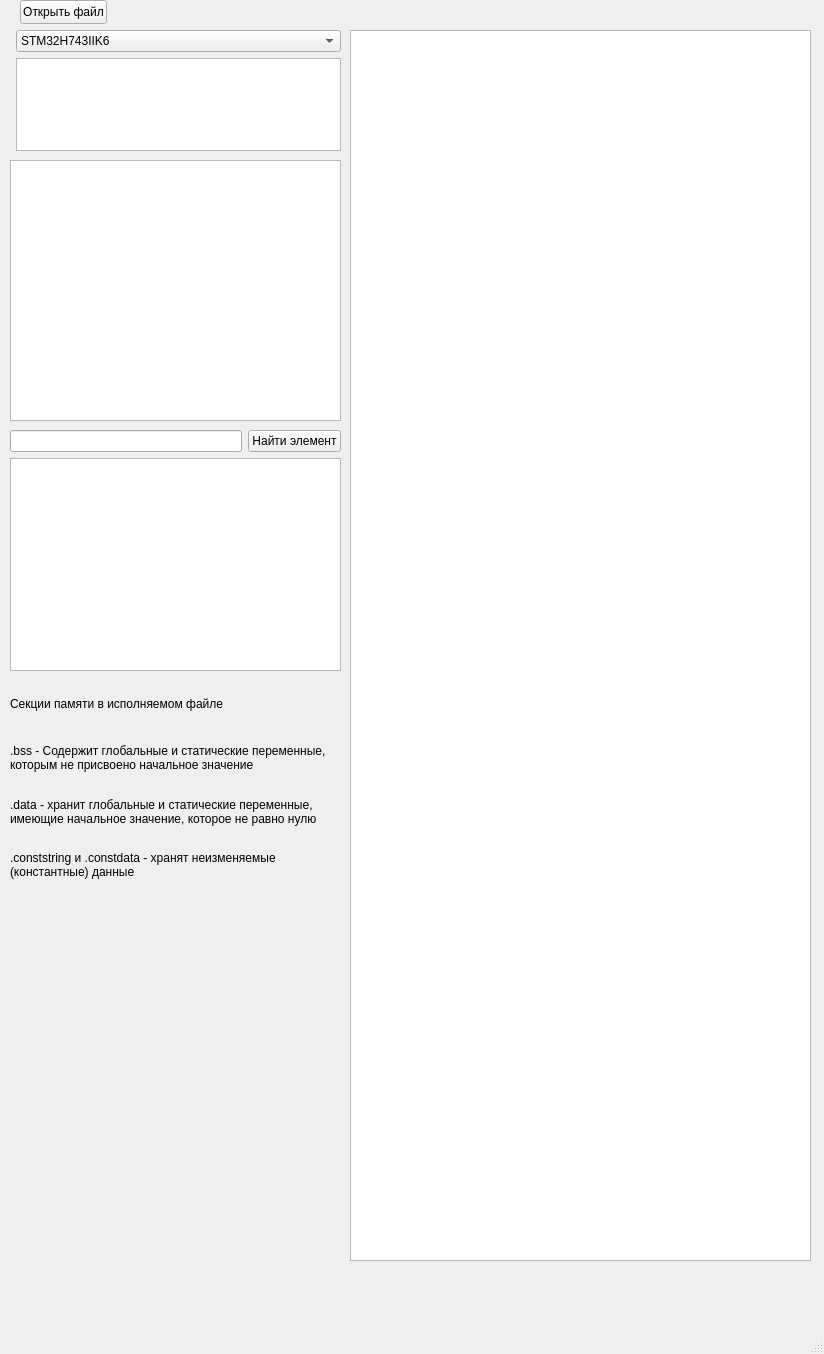
This is QtProj/mapAnalizer/map_analizer/mainwindow.ui in twentyoneh/CPPproj as Qt 5 draws it before an edit. The edited form follows.
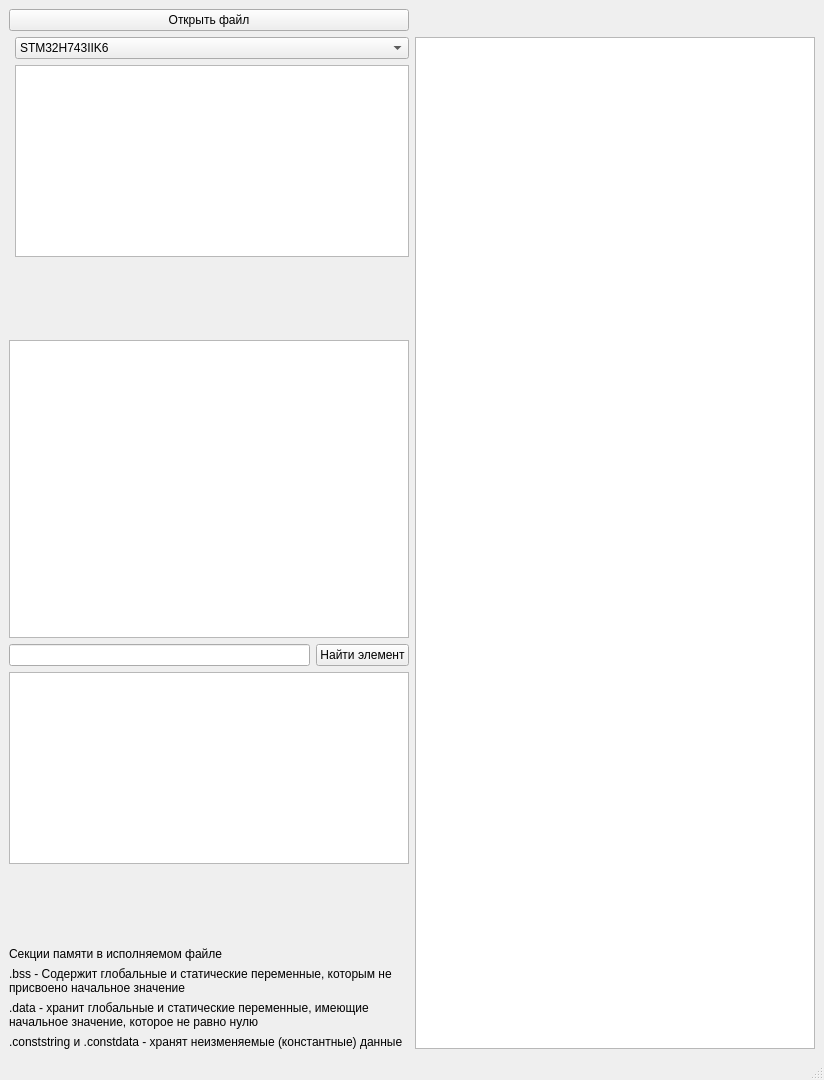
This is the edited form.

```diff
--- a/QtProj/mapAnalizer/map_analizer/mainwindow.ui
+++ b/QtProj/mapAnalizer/map_analizer/mainwindow.ui
@@ -7,77 +7,28 @@
     <x>0</x>
     <y>0</y>
     <width>824</width>
-    <height>1354</height>
+    <height>1080</height>
    </rect>
   </property>
   <property name="windowTitle">
    <string>MainWindow</string>
   </property>
   <widget class="QWidget" name="centralwidget">
+   <property name="sizePolicy">
+    <sizepolicy hsizetype="Preferred" vsizetype="Preferred">
+     <horstretch>0</horstretch>
+     <verstretch>0</verstretch>
+    </sizepolicy>
+   </property>
+   <layout class="QGridLayout" name="gridLayout_5">
+    <item row="2" column="0">
    <widget class="QListWidget" name="stateInfoList">
-    <property name="geometry">
-     <rect>
-      <x>10</x>
-      <y>160</y>
-      <width>331</width>
-      <height>261</height>
-     </rect>
-    </property>
     <property name="verticalScrollMode">
      <enum>QAbstractItemView::ScrollMode::ScrollPerPixel</enum>
     </property>
    </widget>
-   <widget class="QWidget" name="formLayoutWidget">
-    <property name="geometry">
-     <rect>
-      <x>10</x>
-      <y>30</y>
-      <width>331</width>
-      <height>121</height>
-     </rect>
-    </property>
-    <layout class="QFormLayout" name="formLayout">
-     <item row="1" column="1">
-      <widget class="QListWidget" name="buttonWidget"/>
-     </item>
-     <item row="0" column="1">
-      <widget class="QComboBox" name="comboBox">
-       <item>
-        <property name="text">
-         <string>STM32H743IIK6</string>
-        </property>
-       </item>
-       <item>
-        <property name="text">
-         <string>STM32F103C8T6</string>
-        </property>
-       </item>
-      </widget>
-     </item>
-    </layout>
-   </widget>
-   <widget class="QPushButton" name="OpenFile">
-    <property name="geometry">
-     <rect>
-      <x>20</x>
-      <y>0</y>
-      <width>87</width>
-      <height>24</height>
-     </rect>
-    </property>
-    <property name="text">
-     <string>Открыть файл</string>
-    </property>
-   </widget>
-   <widget class="QWidget" name="gridLayoutWidget_2">
-    <property name="geometry">
-     <rect>
-      <x>10</x>
-      <y>430</y>
-      <width>331</width>
-      <height>241</height>
-     </rect>
-    </property>
+    </item>
+    <item row="3" column="0">
     <layout class="QGridLayout" name="gridLayout_2">
      <item row="1" column="0">
       <widget class="QListWidget" name="variableInfoList">
@@ -100,75 +51,29 @@
        </item>
       </layout>
      </item>
-    </layout>
-   </widget>
-   <widget class="QWidget" name="gridLayoutWidget_4">
-    <property name="geometry">
-     <rect>
-      <x>10</x>
-      <y>680</y>
-      <width>329</width>
-      <height>209</height>
-     </rect>
-    </property>
-    <layout class="QGridLayout" name="gridLayout_4">
-     <item row="3" column="0">
-      <widget class="QLabel" name="label_3">
-       <property name="text">
-        <string>.conststring и .constdata - хранят неизменяемые (константные) данные </string>
-       </property>
-       <property name="scaledContents">
-        <bool>false</bool>
-       </property>
-       <property name="wordWrap">
-        <bool>true</bool>
-       </property>
-      </widget>
-     </item>
      <item row="1" column="0">
-      <widget class="QLabel" name="label">
-       <property name="text">
-        <string>.bss - Содержит глобальные и статические переменные, которым не присвоено начальное значение</string>
-       </property>
-       <property name="scaledContents">
-        <bool>false</bool>
-       </property>
-       <property name="wordWrap">
-        <bool>true</bool>
+       <widget class="QListWidget" name="variableInfoList">
+        <property name="verticalScrollMode">
+         <enum>QAbstractItemView::ScrollMode::ScrollPerPixel</enum>
        </property>
       </widget>
      </item>
      <item row="2" column="0">
-      <widget class="QLabel" name="label_2">
-       <property name="text">
-        <string>.data - хранит глобальные и статические переменные, имеющие начальное значение, которое не равно нулю</string>
-       </property>
-       <property name="scaledContents">
-        <bool>false</bool>
-       </property>
-       <property name="wordWrap">
-        <bool>true</bool>
-       </property>
-      </widget>
-     </item>
-     <item row="0" column="0">
-      <widget class="QLabel" name="label_4">
-       <property name="text">
-        <string>Секции памяти в исполняемом файле</string>
-       </property>
-      </widget>
-     </item>
-    </layout>
-   </widget>
-   <widget class="QWidget" name="gridLayoutWidget_3">
-    <property name="geometry">
-     <rect>
-      <x>350</x>
-      <y>30</y>
-      <width>461</width>
-      <height>1231</height>
-     </rect>
-    </property>
+       <spacer name="verticalSpacer_2">
+        <property name="orientation">
+         <enum>Qt::Orientation::Vertical</enum>
+        </property>
+        <property name="sizeHint" stdset="0">
+         <size>
+          <width>20</width>
+          <height>40</height>
+         </size>
+        </property>
+       </spacer>
+      </item>
+     </layout>
+    </item>
+    <item row="1" column="1" rowspan="4">
     <layout class="QGridLayout" name="gridLayout_3">
      <property name="sizeConstraint">
       <enum>QLayout::SizeConstraint::SetNoConstraint</enum>
@@ -205,7 +110,103 @@
       </widget>
      </item>
     </layout>
-   </widget>
+    </item>
+    <item row="1" column="0">
+     <layout class="QFormLayout" name="formLayout">
+      <item row="0" column="1">
+       <widget class="QComboBox" name="comboBox">
+        <item>
+         <property name="text">
+          <string>STM32H743IIK6</string>
+         </property>
+        </item>
+        <item>
+         <property name="text">
+          <string>STM32F103C8T6</string>
+         </property>
+        </item>
+       </widget>
+      </item>
+      <item row="1" column="1">
+       <widget class="QListWidget" name="buttonWidget"/>
+      </item>
+      <item row="2" column="1">
+       <spacer name="verticalSpacer">
+        <property name="orientation">
+         <enum>Qt::Orientation::Vertical</enum>
+        </property>
+        <property name="sizeHint" stdset="0">
+         <size>
+          <width>20</width>
+          <height>40</height>
+         </size>
+        </property>
+       </spacer>
+      </item>
+     </layout>
+    </item>
+    <item row="4" column="0">
+     <layout class="QGridLayout" name="gridLayout_4">
+      <item row="3" column="0">
+       <widget class="QLabel" name="label_3">
+        <property name="text">
+         <string>.conststring и .constdata - хранят неизменяемые (константные) данные </string>
+        </property>
+        <property name="scaledContents">
+         <bool>false</bool>
+        </property>
+        <property name="wordWrap">
+         <bool>true</bool>
+        </property>
+       </widget>
+      </item>
+      <item row="1" column="0">
+       <widget class="QLabel" name="label">
+        <property name="text">
+         <string>.bss - Содержит глобальные и статические переменные, которым не присвоено начальное значение</string>
+        </property>
+        <property name="scaledContents">
+         <bool>false</bool>
+        </property>
+        <property name="wordWrap">
+         <bool>true</bool>
+        </property>
+       </widget>
+      </item>
+      <item row="2" column="0">
+       <widget class="QLabel" name="label_2">
+        <property name="text">
+         <string>.data - хранит глобальные и статические переменные, имеющие начальное значение, которое не равно нулю</string>
+        </property>
+        <property name="scaledContents">
+         <bool>false</bool>
+        </property>
+        <property name="wordWrap">
+         <bool>true</bool>
+        </property>
+       </widget>
+      </item>
+      <item row="0" column="0">
+       <widget class="QLabel" name="label_4">
+        <property name="text">
+         <string>Секции памяти в исполняемом файле</string>
+        </property>
+       </widget>
+      </item>
+     </layout>
+    </item>
+    <item row="0" column="0">
+     <layout class="QVBoxLayout" name="verticalLayout">
+      <item>
+       <widget class="QPushButton" name="OpenFile">
+        <property name="text">
+         <string>Открыть файл</string>
+        </property>
+       </widget>
+      </item>
+     </layout>
+    </item>
+   </layout>
   </widget>
   <widget class="QMenuBar" name="menubar">
    <property name="geometry">
```
Left out of the diff: 7 changed lines with no effect on the pictures. Lines whose indentation alone changed are shown as unchanged.
